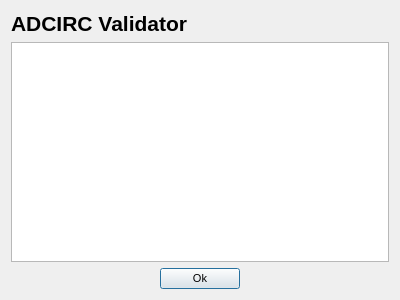
Qt form ui/about_dialog.ui (zcobell/MetOceanViewer) before a commit.
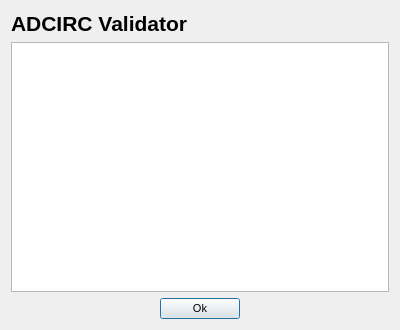
The same form after that commit.

Commit message: Adding additional references in About dialog.

The edit to the form file:
```diff
--- a/ui/about_dialog.ui
+++ b/ui/about_dialog.ui
@@ -7,9 +7,27 @@
     <x>0</x>
     <y>0</y>
     <width>400</width>
-    <height>300</height>
+    <height>330</height>
    </rect>
   </property>
+  <property name="sizePolicy">
+   <sizepolicy hsizetype="Fixed" vsizetype="Fixed">
+    <horstretch>0</horstretch>
+    <verstretch>0</verstretch>
+   </sizepolicy>
+  </property>
+  <property name="minimumSize">
+   <size>
+    <width>400</width>
+    <height>330</height>
+   </size>
+  </property>
+  <property name="maximumSize">
+   <size>
+    <width>400</width>
+    <height>330</height>
+   </size>
+  </property>
   <property name="font">
    <font>
     <pointsize>16</pointsize>
@@ -23,6 +41,24 @@
   <layout class="QVBoxLayout" name="verticalLayout">
    <item>
     <widget class="QLabel" name="label_header">
+     <property name="sizePolicy">
+      <sizepolicy hsizetype="Fixed" vsizetype="Fixed">
+       <horstretch>0</horstretch>
+       <verstretch>0</verstretch>
+      </sizepolicy>
+     </property>
+     <property name="minimumSize">
+      <size>
+       <width>200</width>
+       <height>25</height>
+      </size>
+     </property>
+     <property name="maximumSize">
+      <size>
+       <width>200</width>
+       <height>25</height>
+      </size>
+     </property>
      <property name="text">
       <string>ADCIRC Validator</string>
      </property>
```
The commit also changes 2 other files.
